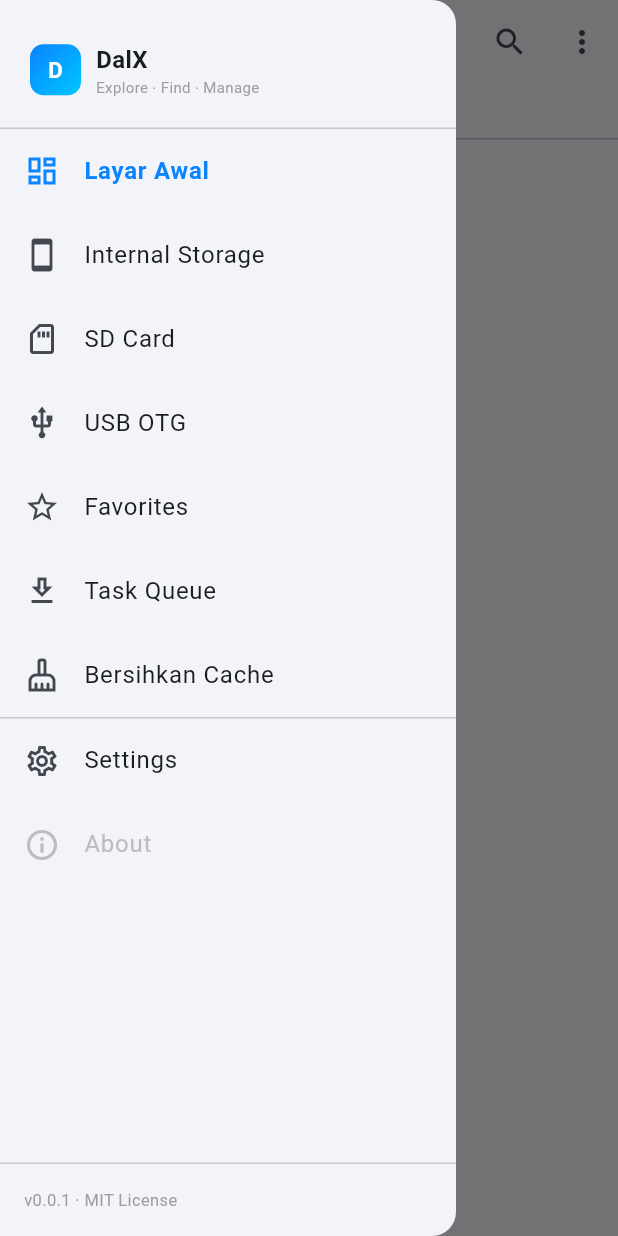
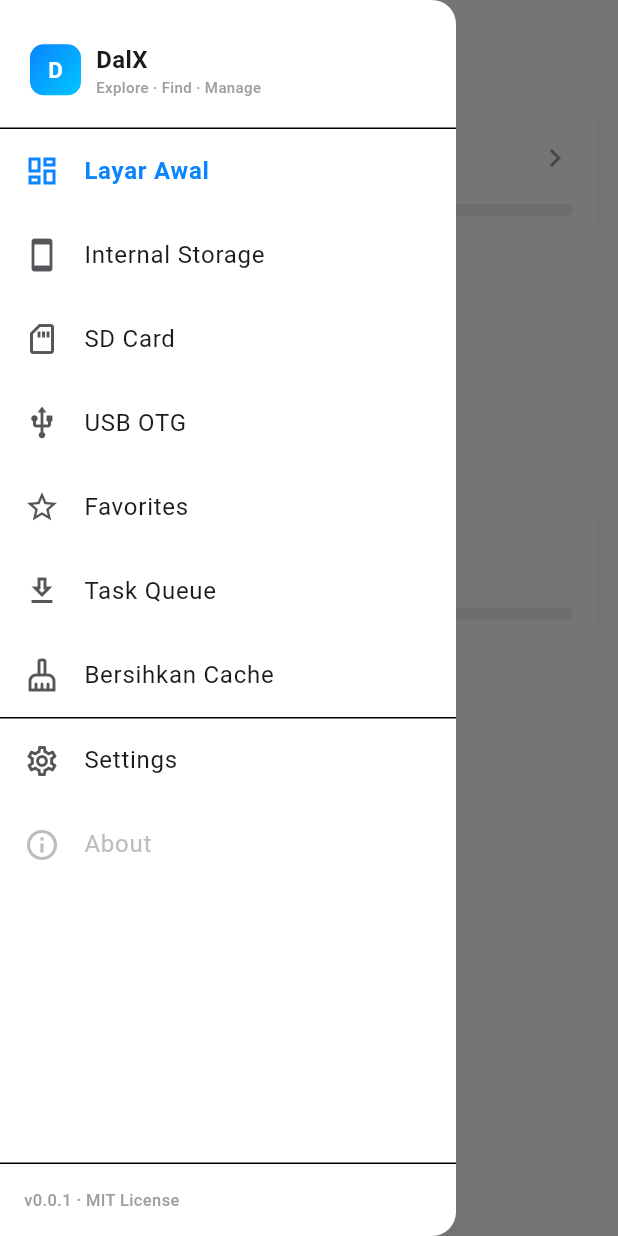
Before and after one commit to arda82/dalx_fm, a Flutter app: the screen it shows after launch, with the side drawer open, on a phone screen of 412 x 824 dp. Run offline on Flutter 3.47's test engine with Material 3 defaults, Android fonts, the phone set to English and light mode, and no system bars; our stand-ins replace flutter_riverpod, permission_handler, photo_view, share_plus, shared_preferences, video_player; missing offline and left inert: excel, flutter_pdfview, pluto_grid, re_editor, re_highlight; Roboto replaces fonts that are missing (Poppins).

Commit message:
benahi fase6

```diff
--- a/lib/main.dart
+++ b/lib/main.dart
@@ -16,6 +16,7 @@
 import 'core/settings/app_settings.dart';
 import 'features/explorer_ui/explorer_screen.dart';
 import 'features/media_scanner/media_scanner_listener.dart';
+import 'features/storage_overview/storage_overview_screen.dart';
 
 void main() {
   FlutterError.onError = (details) {
@@ -60,11 +61,68 @@
 
   ThemeData _buildTheme(Brightness brightness) {
     const dalxAccent = Color(0xFF0A84FF);
+    final isDark = brightness == Brightness.dark;
+
+    // ColorScheme DITULIS MANUAL, bukan ColorScheme.fromSeed(). Alasan:
+    // fromSeed menghasilkan "tonal palette" ala Material 3 — banyak
+    // varian warna turunan dari aksen yang kontrasnya nanggung (surface
+    // container, surface tint, dst), bertentangan sama filosofi
+    // "Function First, Color Last" / monochrome-first DalX (satu aksen
+    // solid #0A84FF, sisanya abu-abu/hitam/putih tegas). Nilai di
+    // bawah dipilih biar kontras teks-vs-background jelas di kedua
+    // mode, bukan diserahkan ke algoritma tonal Material 3.
+    final colorScheme = isDark
+        ? const ColorScheme.dark(
+            primary: dalxAccent,
+            onPrimary: Colors.white,
+            secondary: dalxAccent,
+            onSecondary: Colors.white,
+            surface: Color(0xFF161616),
+            onSurface: Color(0xFFF2F2F2),
+            surfaceContainerHighest: Color(0xFF232323),
+            onSurfaceVariant: Color(0xFFC7C7C7),
+            outline: Color(0xFF3A3A3A),
+            error: Color(0xFFFF6B6B),
+          )
+        : const ColorScheme.light(
+            primary: dalxAccent,
+            onPrimary: Colors.white,
+            secondary: dalxAccent,
+            onSecondary: Colors.white,
+            surface: Colors.white,
+            onSurface: Color(0xFF1A1A1A),
+            surfaceContainerHighest: Color(0xFFF0F0F0),
+            onSurfaceVariant: Color(0xFF55555A),
+            outline: Color(0xFFDADADA),
+            error: Color(0xFFD32F2F),
+          );
+
+    final baseTextTheme = ThemeData(brightness: brightness).textTheme;
+
     return ThemeData(
       brightness: brightness,
       useMaterial3: true,
-      colorScheme: ColorScheme.fromSeed(seedColor: dalxAccent, brightness: brightness),
+      colorScheme: colorScheme,
+      scaffoldBackgroundColor: isDark ? const Color(0xFF0F0F0F) : const Color(0xFFFAFAFA),
       fontFamily: 'Poppins',
+      // Font default Poppins Regular (w400) kelihatan tipis di layar
+      // kecil — dinaikkan ke w500 (Medium) buat body text & w600
+      // (SemiBold) buat judul, tanpa perlu ganti-ganti FontWeight
+      // manual di tiap Text() satu-satu di seluruh app.
+      textTheme: baseTextTheme.copyWith(
+        bodyLarge: baseTextTheme.bodyLarge?.copyWith(fontWeight: FontWeight.w500),
+        bodyMedium: baseTextTheme.bodyMedium?.copyWith(fontWeight: FontWeight.w500),
+        bodySmall: baseTextTheme.bodySmall?.copyWith(fontWeight: FontWeight.w500),
+        titleLarge: baseTextTheme.titleLarge?.copyWith(fontWeight: FontWeight.w600),
+        titleMedium: baseTextTheme.titleMedium?.copyWith(fontWeight: FontWeight.w600),
+        titleSmall: baseTextTheme.titleSmall?.copyWith(fontWeight: FontWeight.w600),
+        labelLarge: baseTextTheme.labelLarge?.copyWith(fontWeight: FontWeight.w600),
+      ),
+      switchTheme: SwitchThemeData(
+        thumbColor: WidgetStateProperty.resolveWith(
+          (states) => states.contains(WidgetState.selected) ? dalxAccent : null,
+        ),
+      ),
     );
   }
 }
@@ -196,15 +254,15 @@
 
 /// Baca intent awal (kalau DalX dibuka dari Open With/Share/Document
 /// Picker), lalu arahkan ke Explorer dengan konfigurasi yang sesuai.
-class _RouteAfterPermission extends StatefulWidget {
+class _RouteAfterPermission extends ConsumerStatefulWidget {
   final IntentBridge intentBridge;
   const _RouteAfterPermission({required this.intentBridge});
 
   @override
-  State<_RouteAfterPermission> createState() => _RouteAfterPermissionState();
+  ConsumerState<_RouteAfterPermission> createState() => _RouteAfterPermissionState();
 }
 
-class _RouteAfterPermissionState extends State<_RouteAfterPermission> {
+class _RouteAfterPermissionState extends ConsumerState<_RouteAfterPermission> {
   bool _isResolving = true;
   IncomingIntent? _intent;
 
@@ -236,8 +294,19 @@
     }
 
     final intent = _intent;
+
+    // Launch normal (user tap icon app, bukan lewat Share/Open With/
+    // Document Picker app lain) — pakai "Layar Awal" dari Settings.
+    // Sebelumnya baris ini hardcode ExplorerScreen(Internal Storage),
+    // beda sama default yang ditulis di Settings ("Storage Overview
+    // (default)") — user lihat langsung bedanya, sekarang disamakan:
+    // homePath null = StorageOverviewScreen, non-null = folder pilihan
+    // user.
     if (intent == null || intent.action == IncomingIntentAction.none) {
-      return const ExplorerScreen(rootPath: _internalStorageRoot);
+      final homePath = ref.watch(homePathProvider);
+      return homePath == null
+          ? const StorageOverviewScreen()
+          : ExplorerScreen(rootPath: homePath);
     }
 
     if (intent.action == IncomingIntentAction.getContent) {
@@ -252,6 +321,9 @@
       return ExplorerScreen(rootPath: parentPath);
     }
 
-    return const ExplorerScreen(rootPath: _internalStorageRoot);
+    final homePath = ref.watch(homePathProvider);
+    return homePath == null
+        ? const StorageOverviewScreen()
+        : ExplorerScreen(rootPath: homePath);
   }
 }
```
Also changed, not shown: lib/features/settings/settings_screen.dart (+12 -12 lines).
